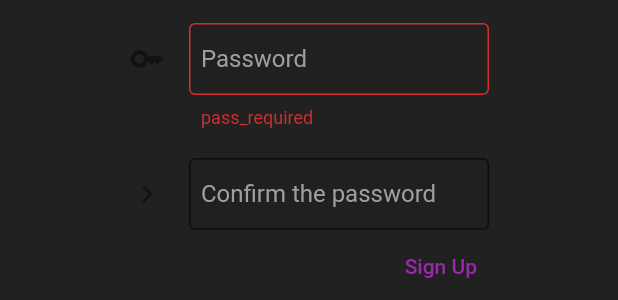
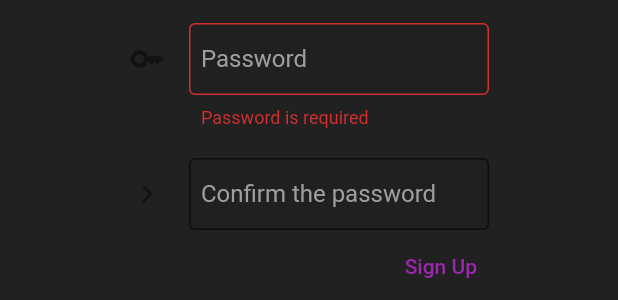
Before and after one commit to MaciejNawrot315/game_lib_app, a Flutter app: the RegisterView widget shown alone on an empty page, opened directly, after a tap on "Sign Up", on a phone screen of 412 x 824 dp. Shown: the part 514-814 px from the top of the screen. Run offline on Flutter 3.47's test engine with Material 2 defaults, Android fonts, the light colour scheme and no system bars; our stand-ins replace bloc, cloud_firestore, dio, firebase_auth, firebase_core, flutter_bloc and 2 more; missing offline and left inert: cloud_firestore_web, firebase_auth_web, firebase_core_web; accounts and stored records are empty; network calls fail.

Commit message:
translation fix

```diff
--- a/lib/views/drawer/register_view.dart
+++ b/lib/views/drawer/register_view.dart
@@ -153,10 +153,10 @@ class _RegisterViewState extends State<RegisterView> {
                                 borderSide: BorderSide(color: Colors.purple))),
                         validator: (String? value) {
                           if (value == null || value.trim().isEmpty) {
-                            return 'pass_required';
+                            return 'pass_required'.tr;
                           }
                           if (value.trim().length < 6) {
-                            return 'pass_6_char';
+                            return 'pass_6_char'.tr;
                           }
                           return null;
                         },
```
Also changed, not shown: 1 other file.
